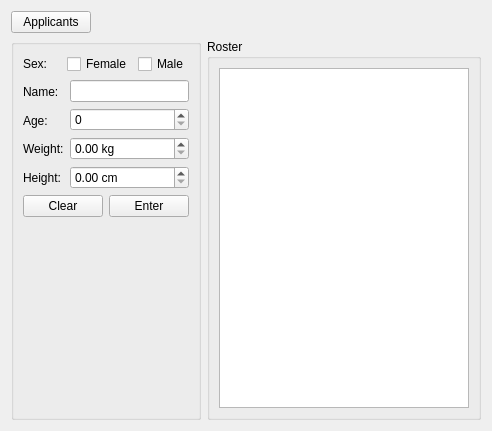
This is widget.ui in JusDooEt/MilitaryAcademy as Qt 5 draws it before an edit. The edited form follows.
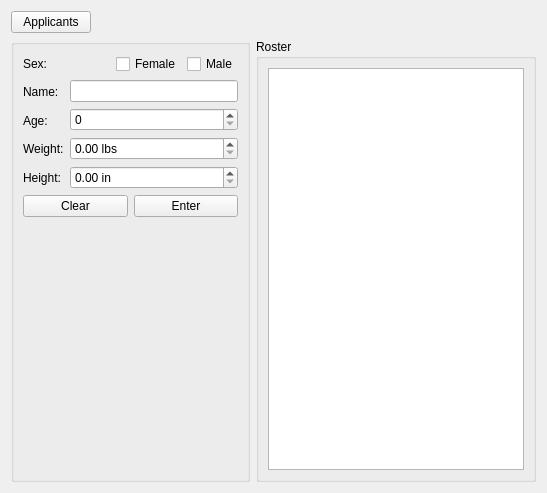
This is the edited form.

```diff
--- a/widget.ui
+++ b/widget.ui
@@ -6,8 +6,8 @@
    <rect>
     <x>0</x>
     <y>0</y>
-    <width>474</width>
-    <height>431</height>
+    <width>547</width>
+    <height>493</height>
    </rect>
   </property>
   <property name="windowTitle">
@@ -132,7 +132,7 @@
             <item>
              <widget class="QDoubleSpinBox" name="weightDSpinBox">
               <property name="suffix">
-               <string> kg</string>
+               <string> lbs</string>
               </property>
               <property name="maximum">
                <double>500.000000000000000</double>
@@ -142,7 +142,7 @@
             <item>
              <widget class="QDoubleSpinBox" name="heightDSpinBox">
               <property name="suffix">
-               <string> cm</string>
+               <string> in</string>
               </property>
               <property name="maximum">
                <double>200.000000000000000</double>
```
